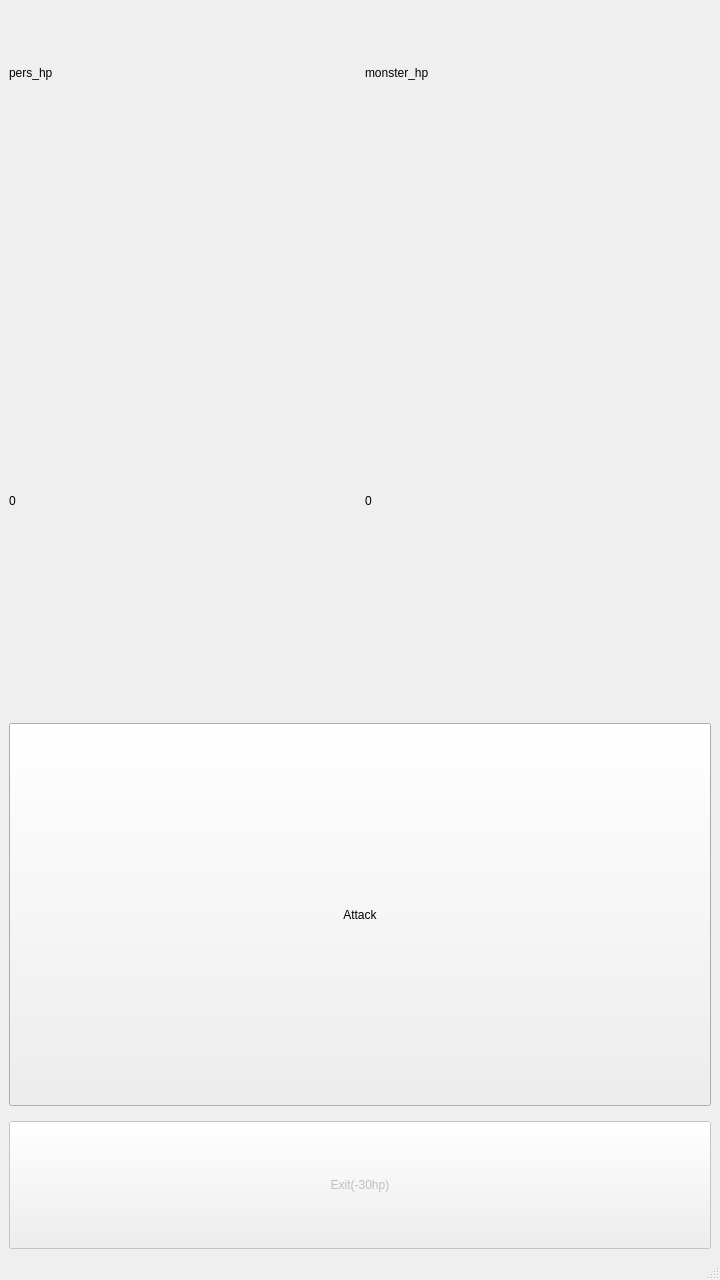
Qt form roombattle.ui (nladia/MyGame) before a commit.
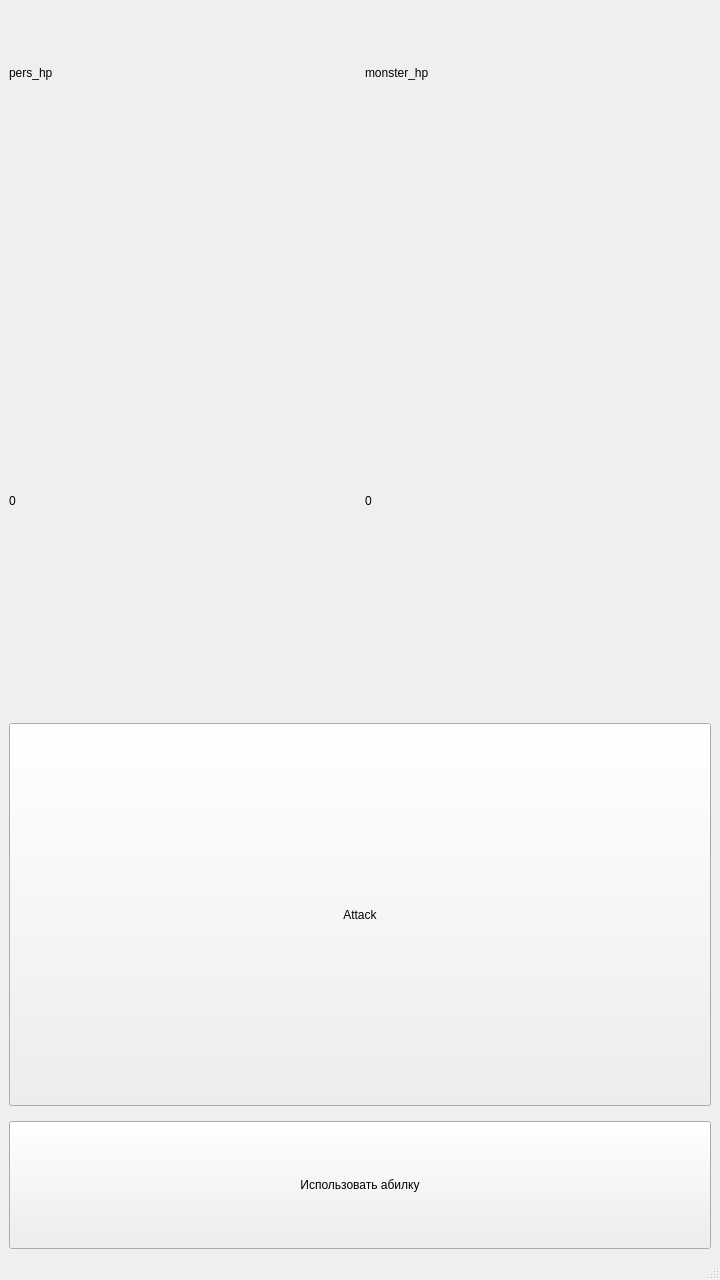
The same form after that commit.

```diff
--- a/roombattle.ui
+++ b/roombattle.ui
@@ -93,7 +93,7 @@
     <item row="6" column="0" colspan="2">
      <widget class="QPushButton" name="pushButton_2">
       <property name="enabled">
-       <bool>false</bool>
+       <bool>true</bool>
       </property>
       <property name="sizePolicy">
        <sizepolicy hsizetype="Minimum" vsizetype="Minimum">
@@ -102,7 +102,7 @@
        </sizepolicy>
       </property>
       <property name="text">
-       <string>Exit(-30hp)</string>
+       <string>Использовать абилку</string>
       </property>
      </widget>
     </item>
```
